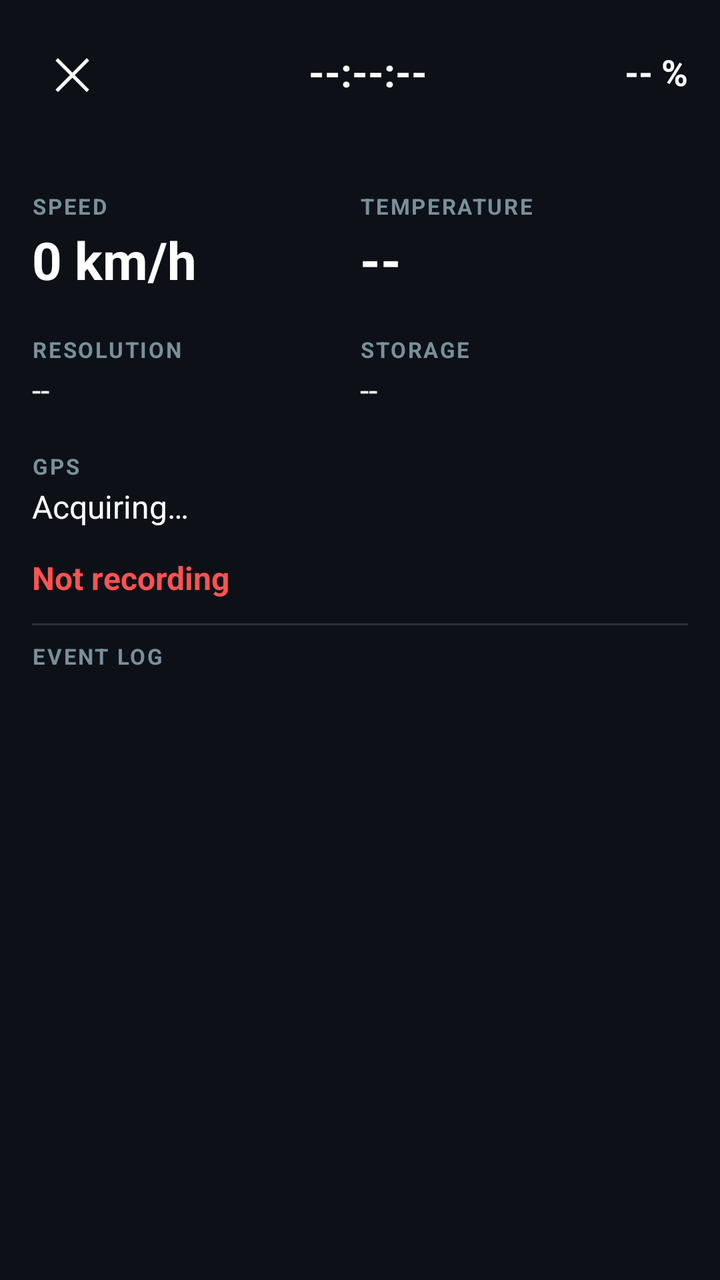
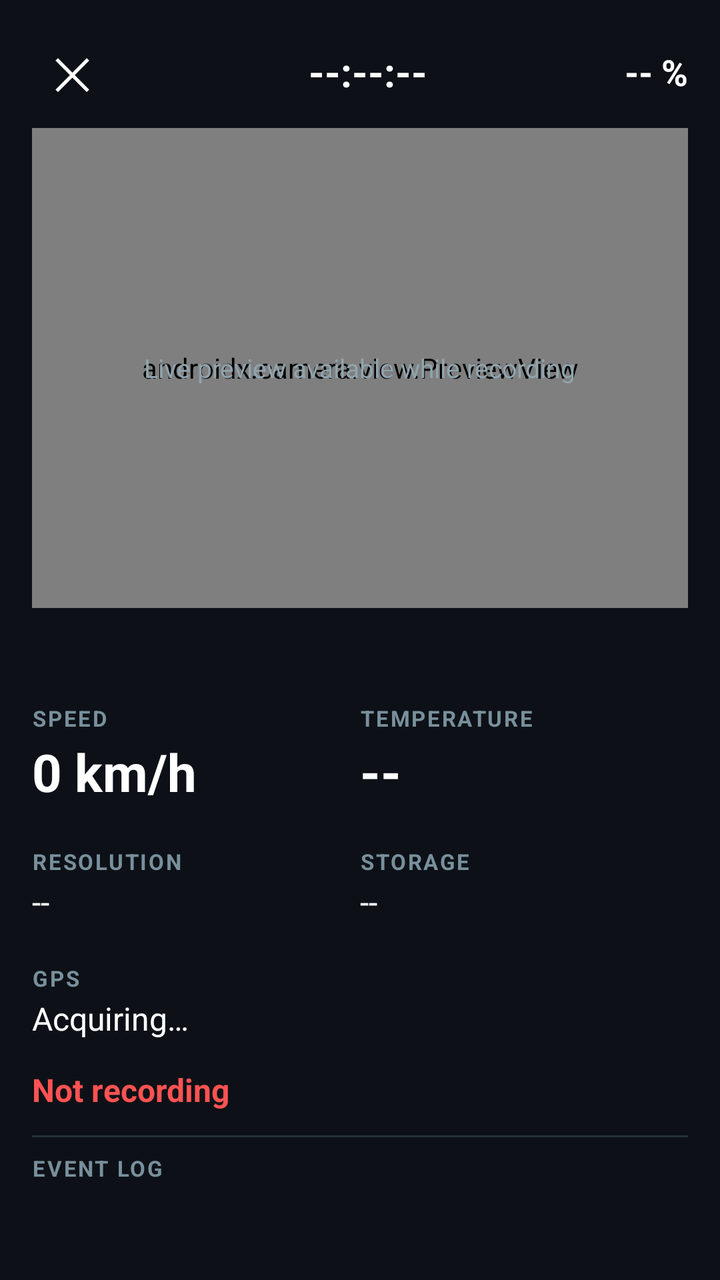

Compare the two renders of this Android layout. The source of the first and the diff that turns it into the second are given below.
<!-- AndroidManifest.xml: activity theme AppTheme.NoActionBar -->
<!-- res/layout/activity_live_view.xml -->
<?xml version="1.0" encoding="utf-8"?>
<LinearLayout xmlns:android="http://schemas.android.com/apk/res/android"
    android:layout_width="match_parent"
    android:layout_height="match_parent"
    android:background="#FF0D1117"
    android:orientation="vertical"
    android:padding="16dp">

    
    <LinearLayout
        android:layout_width="match_parent"
        android:layout_height="wrap_content"
        android:gravity="center_vertical"
        android:orientation="horizontal">

        <TextView
            android:id="@+id/btn_close"
            android:layout_width="40dp"
            android:layout_height="40dp"
            android:background="?attr/selectableItemBackgroundBorderless"
            android:gravity="center"
            android:text="\u2715"
            android:textColor="#FFFFFFFF"
            android:textSize="22sp" />

        <TextView
            android:id="@+id/txt_clock"
            android:layout_width="0dp"
            android:layout_height="wrap_content"
            android:layout_weight="1"
            android:gravity="center"
            android:text="--:--:--"
            android:textColor="#FFFFFFFF"
            android:textSize="20sp"
            android:textStyle="bold" />

        <TextView
            android:id="@+id/txt_battery"
            android:layout_width="wrap_content"
            android:layout_height="wrap_content"
            android:text="-- %"
            android:textColor="#FFFFFFFF"
            android:textSize="18sp"
            android:textStyle="bold" />
    </LinearLayout>

    <TextView
        android:id="@+id/txt_date"
        android:layout_width="match_parent"
        android:layout_height="wrap_content"
        android:gravity="center"
        android:paddingBottom="12dp"
        android:text=""
        android:textColor="#FFB0BEC5"
        android:textSize="13sp" />

    
    <LinearLayout
        android:layout_width="match_parent"
        android:layout_height="wrap_content"
        android:orientation="horizontal">

        <LinearLayout style="@style/HudCell">

            <TextView
                style="@style/HudLabel"
                android:text="SPEED" />

            <TextView
                android:id="@+id/txt_speed"
                style="@style/HudValueLarge"
                android:text="0 km/h" />
        </LinearLayout>

        <LinearLayout style="@style/HudCell">

            <TextView
                style="@style/HudLabel"
                android:text="TEMPERATURE" />

            <TextView
                android:id="@+id/txt_temp"
                style="@style/HudValueLarge"
                android:text="--" />
        </LinearLayout>
    </LinearLayout>

    
    <LinearLayout
        android:layout_width="match_parent"
        android:layout_height="wrap_content"
        android:orientation="horizontal">

        <LinearLayout style="@style/HudCell">

            <TextView
                style="@style/HudLabel"
                android:text="RESOLUTION" />

            <TextView
                android:id="@+id/txt_resfps"
                style="@style/HudValue"
                android:text="--" />
        </LinearLayout>

        <LinearLayout style="@style/HudCell">

            <TextView
                style="@style/HudLabel"
                android:text="STORAGE" />

            <TextView
                android:id="@+id/txt_storage"
                style="@style/HudValue"
                android:text="--" />
        </LinearLayout>
    </LinearLayout>

    
    <LinearLayout
        android:layout_width="match_parent"
        android:layout_height="wrap_content"
        android:orientation="vertical"
        android:paddingTop="10dp"
        android:paddingBottom="10dp">

        <TextView
            style="@style/HudLabel"
            android:text="GPS" />

        <TextView
            android:id="@+id/txt_gps"
            style="@style/HudValue"
            android:text="Acquiring\u2026" />
    </LinearLayout>

    
    <TextView
        android:id="@+id/txt_recstatus"
        android:layout_width="match_parent"
        android:layout_height="wrap_content"
        android:paddingTop="4dp"
        android:paddingBottom="8dp"
        android:text="Not recording"
        android:textColor="#FFFF5252"
        android:textSize="16sp"
        android:textStyle="bold" />

    <View
        android:layout_width="match_parent"
        android:layout_height="1dp"
        android:layout_marginTop="4dp"
        android:layout_marginBottom="8dp"
        android:background="#FF263238" />

    <TextView
        style="@style/HudLabel"
        android:text="EVENT LOG" />

    <ScrollView
        android:layout_width="match_parent"
        android:layout_height="0dp"
        android:layout_weight="1"
        android:layout_marginTop="6dp">

        <TextView
            android:id="@+id/txt_eventlog"
            android:layout_width="match_parent"
            android:layout_height="wrap_content"
            android:fontFamily="monospace"
            android:text=""
            android:textColor="#FFCFD8DC"
            android:textSize="12sp" />
    </ScrollView>

</LinearLayout>
<!-- resources referenced by this layout -->
<resources>
  <style name="HudCell">
          <item name="android:layout_width">0dp</item>
          <item name="android:layout_height">wrap_content</item>
          <item name="android:layout_weight">1</item>
          <item name="android:orientation">vertical</item>
          <item name="android:paddingTop">10dp</item>
          <item name="android:paddingBottom">10dp</item>
      </style>
  <style name="HudLabel">
          <item name="android:layout_width">wrap_content</item>
          <item name="android:layout_height">wrap_content</item>
          <item name="android:textColor">#FF78909C</item>
          <item name="android:textSize">11sp</item>
          <item name="android:textStyle">bold</item>
          <item name="android:letterSpacing">0.08</item>
      </style>
  <style name="HudValue">
          <item name="android:layout_width">wrap_content</item>
          <item name="android:layout_height">wrap_content</item>
          <item name="android:paddingTop">2dp</item>
          <item name="android:textColor">#FFFFFFFF</item>
          <item name="android:textSize">16sp</item>
      </style>
  <style name="HudValueLarge">
          <item name="android:layout_width">wrap_content</item>
          <item name="android:layout_height">wrap_content</item>
          <item name="android:paddingTop">2dp</item>
          <item name="android:textColor">#FFFFFFFF</item>
          <item name="android:textSize">26sp</item>
          <item name="android:textStyle">bold</item>
      </style>
  <style name="AppTheme.NoActionBar">
          <item name="windowActionBar">false</item>
          <item name="windowNoTitle">true</item>
      </style>
</resources>

<!-- the commit's change to res/layout/activity_live_view.xml (unified diff, before → after) -->
@@ -43,6 +43,29 @@
             android:textSize="18sp"
             android:textStyle="bold" />
     </LinearLayout>
+
+    
+    <FrameLayout
+        android:layout_width="match_parent"
+        android:layout_height="240dp"
+        android:layout_marginTop="8dp"
+        android:layout_marginBottom="8dp"
+        android:background="#FF000000">
+
+        <androidx.camera.view.PreviewView
+            android:id="@+id/preview"
+            android:layout_width="match_parent"
+            android:layout_height="match_parent" />
+
+        <TextView
+            android:id="@+id/txt_preview_hint"
+            android:layout_width="wrap_content"
+            android:layout_height="wrap_content"
+            android:layout_gravity="center"
+            android:text="Live preview available while recording"
+            android:textColor="#FF90A4AE"
+            android:textSize="13sp" />
+    </FrameLayout>
 
     <TextView
         android:id="@+id/txt_date"
